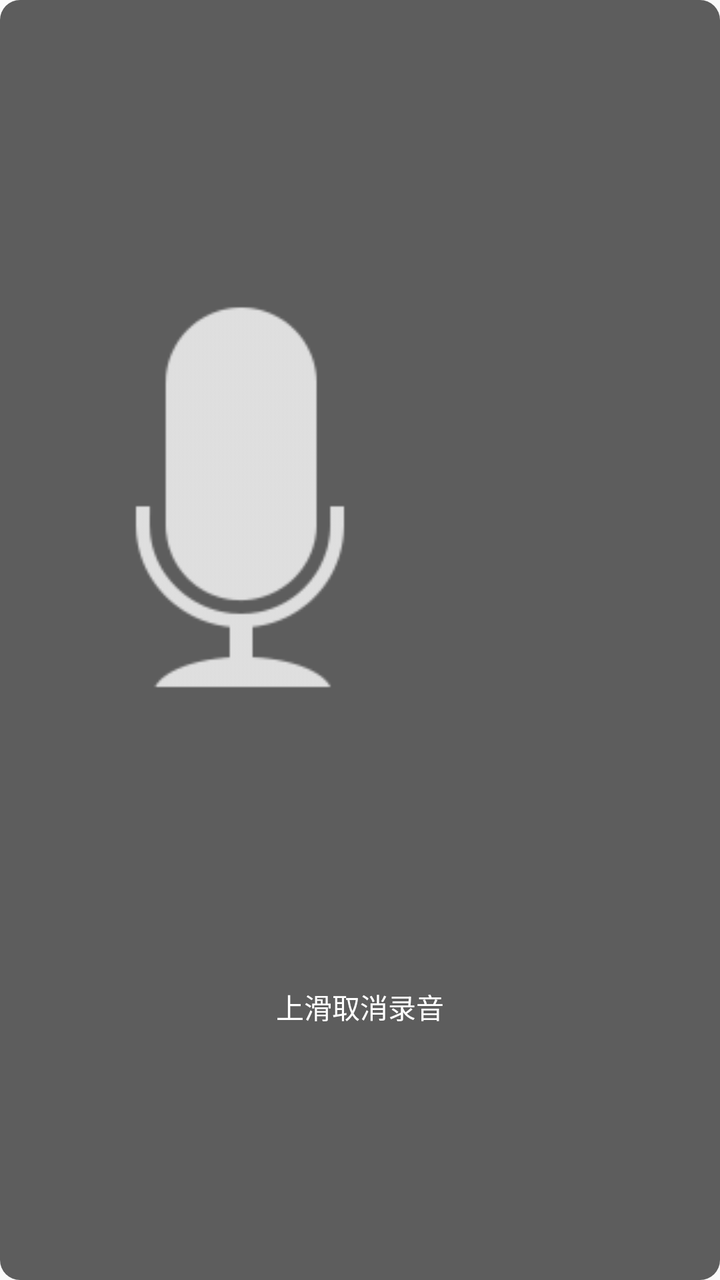
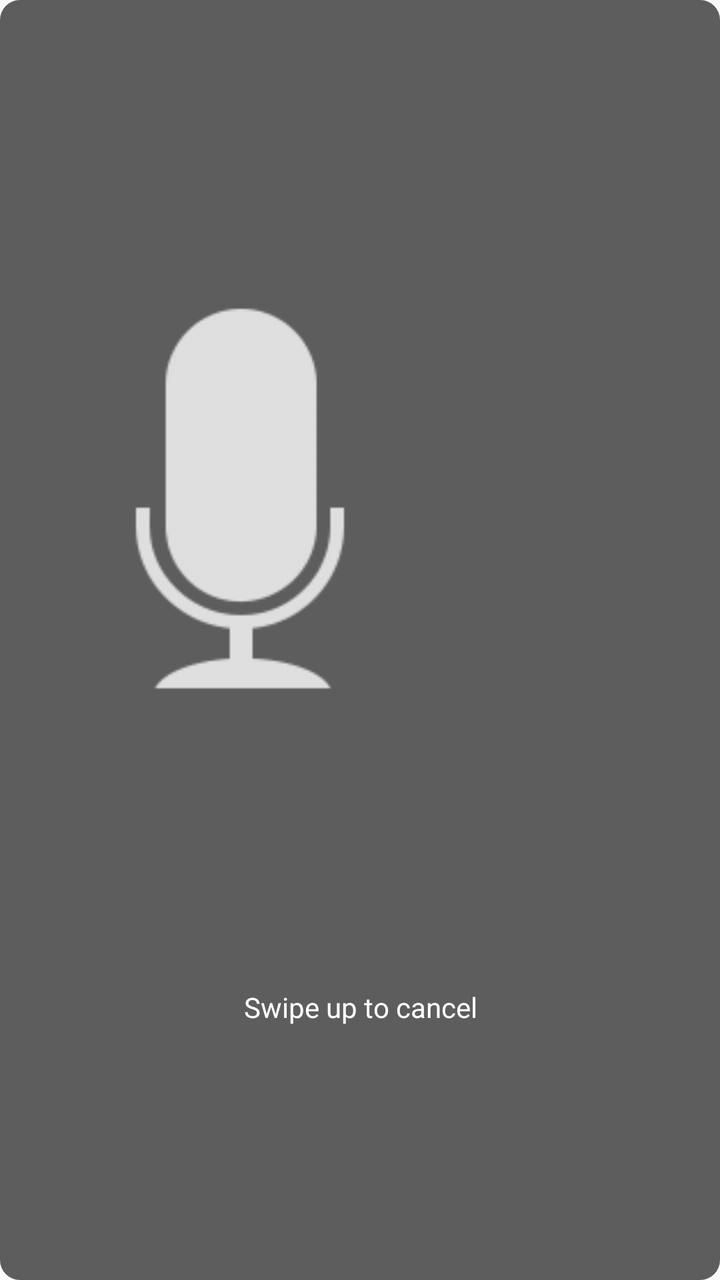

Before-and-after screenshots of an Android layout around one commit, followed by the original layout XML and the change that was made.
<!-- AndroidManifest.xml: another module's application theme AppTheme -->
<!-- res/layout/view_voice_recorder.xml -->
<?xml version="1.0" encoding="utf-8"?>
<androidx.constraintlayout.widget.ConstraintLayout xmlns:android="http://schemas.android.com/apk/res/android"
    xmlns:app="http://schemas.android.com/apk/res-auto"
    xmlns:tools="http://schemas.android.com/tools"
    android:layout_width="match_parent"
    android:layout_height="match_parent"
    android:background="@drawable/shape_rec_gray_trans_a0000000_10dp"
    tools:context=".VoiceRecorderView">

    

    
    <ImageView
        android:id="@+id/iv_recording_icon"
        android:layout_width="0dp"
        android:layout_height="0dp"
        android:src="@drawable/animation_list_recording_volume"
        app:layout_constraintBottom_toTopOf="@id/tv_recording_tips"
        app:layout_constraintDimensionRatio="1"
        app:layout_constraintLeft_toLeftOf="parent"
        app:layout_constraintRight_toRightOf="parent"
        app:layout_constraintTop_toTopOf="parent"
        app:layout_constraintWidth_percent="0.66666" />

    <TextView
        android:id="@+id/tv_recording_tips"
        android:layout_width="wrap_content"
        android:layout_height="wrap_content"
        android:gravity="center"
        android:text="上滑取消录音"
        android:textColor="#fff"
        app:layout_constraintBottom_toBottomOf="parent"
        app:layout_constraintLeft_toLeftOf="parent"
        app:layout_constraintRight_toRightOf="parent"
        app:layout_constraintTop_toBottomOf="@id/iv_recording_icon" />
</androidx.constraintlayout.widget.ConstraintLayout>
<!-- resources referenced by this layout -->
<resources>
  <!-- drawable animation_list_recording_volume (drawable) -->
  <?xml version="1.0" encoding="utf-8"?>
  <animation-list xmlns:android="http://schemas.android.com/apk/res/android">
      <item
          android:drawable="@drawable/ic_volume_0"
          android:duration="125"/>
      <item
          android:drawable="@drawable/ic_volume_1"
          android:duration="125"/>
      <item
          android:drawable="@drawable/ic_volume_2"
          android:duration="125"/>
      <item
          android:drawable="@drawable/ic_volume_3"
          android:duration="125"/>
      <item
          android:drawable="@drawable/ic_volume_4"
          android:duration="125"/>
      <item
          android:drawable="@drawable/ic_volume_5"
          android:duration="125"/>
      <item
          android:drawable="@drawable/ic_volume_6"
          android:duration="125"/>
  
      <item
          android:drawable="@drawable/ic_volume_7"
          android:duration="125"/>
  
      <item
          android:drawable="@drawable/ic_volume_8"
          android:duration="125"/>
  </animation-list>
  <!-- drawable shape_rec_gray_trans_a0000000_10dp (drawable) -->
  <?xml version="1.0" encoding="utf-8"?>
  <shape xmlns:android="http://schemas.android.com/apk/res/android">
      <solid android:color="#a0000000"/>
      <corners android:radius="10dp"/>
  </shape>
  <style name="AppTheme" parent="NoActionBar">
          <item name="windowActionBar">true</item>
          <item name="windowNoTitle">false</item>
      </style>
  <!-- drawable ic_volume_0: png bitmap (drawable-xxxhdpi, 1396 bytes) -->
  <!-- drawable ic_volume_1: png bitmap (drawable-xxxhdpi, 1434 bytes) -->
  <!-- drawable ic_volume_2: png bitmap (drawable-xxxhdpi, 1463 bytes) -->
  <!-- drawable ic_volume_3: png bitmap (drawable-xxxhdpi, 1494 bytes) -->
  <!-- drawable ic_volume_4: png bitmap (drawable-xxxhdpi, 1522 bytes) -->
  <!-- drawable ic_volume_5: png bitmap (drawable-xxxhdpi, 1547 bytes) -->
  <!-- drawable ic_volume_6: png bitmap (drawable-xxxhdpi, 1562 bytes) -->
  <!-- drawable ic_volume_7: png bitmap (drawable-xxxhdpi, 1598 bytes) -->
  <!-- drawable ic_volume_8: png bitmap (drawable-xxxhdpi, 1634 bytes) -->
  <style name="NoActionBar" parent="AppThemeForMyAndroidFrameWork">
          
          <item name="colorPrimary">@color/colorPrimary</item>
          <item name="colorPrimaryDark">@color/colorPrimaryDark</item>
          <item name="colorAccent">@color/colorAccent</item>
      </style>
  <style name="AppThemeForMyAndroidFrameWork" parent="Theme.AppCompat.Light.NoActionBar">
          
          
  
          
          
          
  
          
          <item name="android:textAllCaps">false</item>
      </style>
  <color name="colorPrimary">#008577</color>
  <color name="colorPrimaryDark">#00574B</color>
  <color name="colorAccent">#D81B60</color>
</resources>

<!-- the commit's change to res/layout/view_voice_recorder.xml (unified diff, before → after) -->
@@ -27,7 +27,7 @@
         android:layout_width="wrap_content"
         android:layout_height="wrap_content"
         android:gravity="center"
-        android:text="上滑取消录音"
+        android:text="@string/swipe_up_to_cancel2"
         android:textColor="#fff"
         app:layout_constraintBottom_toBottomOf="parent"
         app:layout_constraintLeft_toLeftOf="parent"
<!-- resource entries referenced after the edit -->
@@ -39,6 +39,7 @@
       <solid android:color="#a0000000"/>
       <corners android:radius="10dp"/>
   </shape>
+  <string name="swipe_up_to_cancel2">Swipe up to cancel</string>
   <style name="AppTheme" parent="NoActionBar">
           <item name="windowActionBar">true</item>
           <item name="windowNoTitle">false</item>
